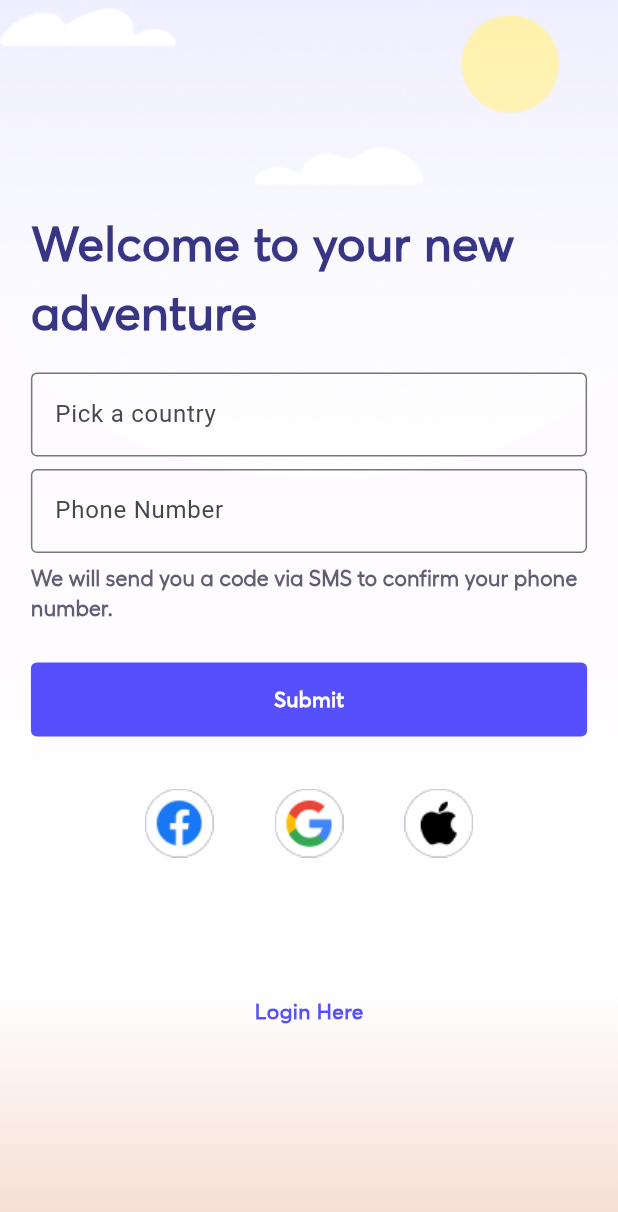
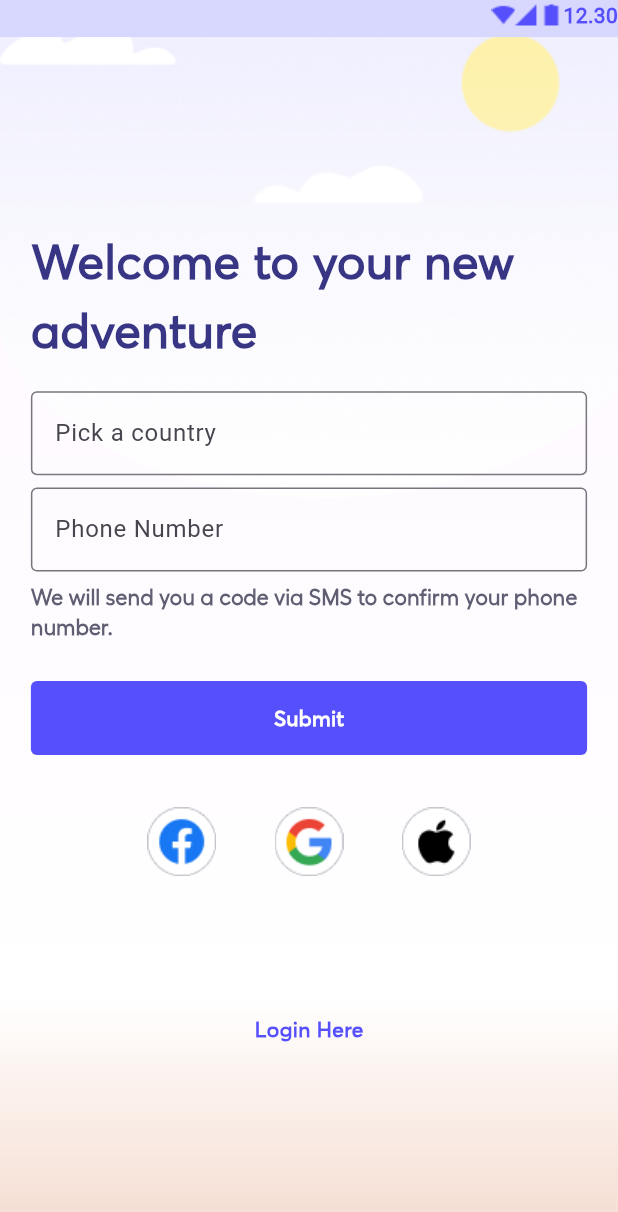
Before and after one commit to ilaydaxtx/travelapp, a Flutter app: the screen it shows after launch, on a phone screen of 412 x 824 dp. Shown: the top 1212 px of the screen. Run offline on Flutter 3.47's test engine with Material 3 defaults, Android fonts, the phone set to English and light mode, and no system bars; our stand-ins replace get; missing offline and left inert: dart:ffi.

Commit message:
custom appbar class added

```diff
--- /dev/null
+++ b/travelapp2024/lib/appbar/appbar_view.dart
@@ -0,0 +1,31 @@
+import 'package:flutter/material.dart';
+import 'package:get/get.dart';
+import 'package:travelapp2024/global/styles/colors.dart';
+
+class AppbarView {
+  static AppBar appBarView() {
+    return AppBar(
+      backgroundColor: AppColors.LightPurple,
+      toolbarHeight: Get.height*0.03,
+      flexibleSpace: SafeArea(
+        child: Container(
+
+          child: Row(
+            mainAxisAlignment: MainAxisAlignment.end,
+            crossAxisAlignment: CrossAxisAlignment.center,
+            children: [
+            Image.asset("assets/wifi.png"),
+            Image.asset("assets/cellular.png"),
+            Image.asset("assets/battery.png"),
+            Text("12.30",
+            style: TextStyle(fontFamily: "Roboto",
+            fontWeight: FontWeight.w600,
+            fontSize: 14,
+            color: AppColors.BrightPurple,),)
+
+        ],)),
+      ),
+    );
+
+  }
+}
--- a/travelapp2024/lib/global/styles/colors.dart
+++ b/travelapp2024/lib/global/styles/colors.dart
@@ -6,5 +6,6 @@ class AppColors {
   static const Color Grey = Color.fromARGB(255, 95, 94, 115);
   static const Color BrightPurple = Color.fromARGB(255, 85, 79, 252);
   static const Color PrimaryBlack = Color.fromARGB(255, 32, 31, 52);
+  static const Color LightPurple = Color.fromARGB(255, 216, 215, 254);
 
 }
--- a/travelapp2024/lib/interface/screens/register_page.dart
+++ b/travelapp2024/lib/interface/screens/register_page.dart
@@ -1,5 +1,6 @@
 import 'package:flutter/material.dart';
 import 'package:get/get.dart';
+import 'package:travelapp2024/appbar/appbar_view.dart';
 import 'package:travelapp2024/global/styles/colors.dart';
 import 'package:travelapp2024/global/styles/gradients.dart';
 import 'package:travelapp2024/interface/screens/home_page.dart';
@@ -22,6 +23,7 @@ class RegisterPage extends StatelessWidget {
   @override
   Widget build(BuildContext context) {
     return Scaffold(
+      appBar: AppbarView.appBarView(),
 
       body: Stack(
         children: [
@@ -120,13 +122,13 @@ class RegisterPage extends StatelessWidget {
                       decoration: BoxDecoration(
                       image: DecorationImage(image: AssetImage("assets/Facebook.png"),),),
                       ),
-                      SizedBox(width: Get.width * 0.01,),
+                      SizedBox(width: Get.width * 0.006,),
                     Container(
                       width: Get.width * 0.2,
                       height: Get.height * 0.08,
                       decoration: BoxDecoration(
                       image: DecorationImage(image: AssetImage("assets/Google.png"),),),),
-                      SizedBox(width: Get.width * 0.01,),
+                      SizedBox(width: Get.width * 0.006,),
                     Container(
                       width: Get.width * 0.2,
                       height: Get.height * 0.08,
@@ -141,6 +143,7 @@ class RegisterPage extends StatelessWidget {
                 color: AppColors.BrightPurple),),),
 
               ],
+
             ),
           ),
         ],
--- a/travelapp2024/lib/main.dart
+++ b/travelapp2024/lib/main.dart
@@ -1,4 +1,5 @@
 import 'package:flutter/material.dart';
+import 'package:flutter/services.dart';
 import 'package:get/get.dart';
 import 'package:travelapp2024/interface/pages.dart';
 import 'package:travelapp2024/interface/screens/register_page.dart';
@@ -7,6 +8,8 @@ import 'package:travelapp2024/splash/splash_binding.dart';
 import 'package:travelapp2024/interface/screens/welcome_page.dart';
 import 'package:travelapp2024/interface/screens/home_page.dart';
 void main() {
+  WidgetsFlutterBinding.ensureInitialized();
+  SystemChrome.setEnabledSystemUIMode(SystemUiMode.manual, overlays: []);
   runApp(MyApp());
 }
 
--- a/travelapp2024/pubspec.yaml
+++ b/travelapp2024/pubspec.yaml
@@ -68,6 +68,9 @@ flutter:
     - assets/Clouds.png
     - assets/Clouds (1).png
     - assets/headphone.png
+    - assets/cellular.png
+    - assets/wifi.png
+    - assets/battery.png
 
   fonts:
     - family: AvertaPE
@@ -79,6 +82,9 @@ flutter:
     - family: Sans Serif
       fonts:
         - asset: assets/fonts/Fellix-Regular.ttf
+    - family: Roboto
+      fonts:
+        - asset: assets/fonts/Roboto-Regular.ttf
 
 
   #         style: italic
```
Also changed, not shown: travelapp2024/assets/battery.png (added), travelapp2024/assets/cellular.png (added), travelapp2024/assets/fonts/Roboto-Regular.ttf (added), travelapp2024/assets/wifi.png (added).
